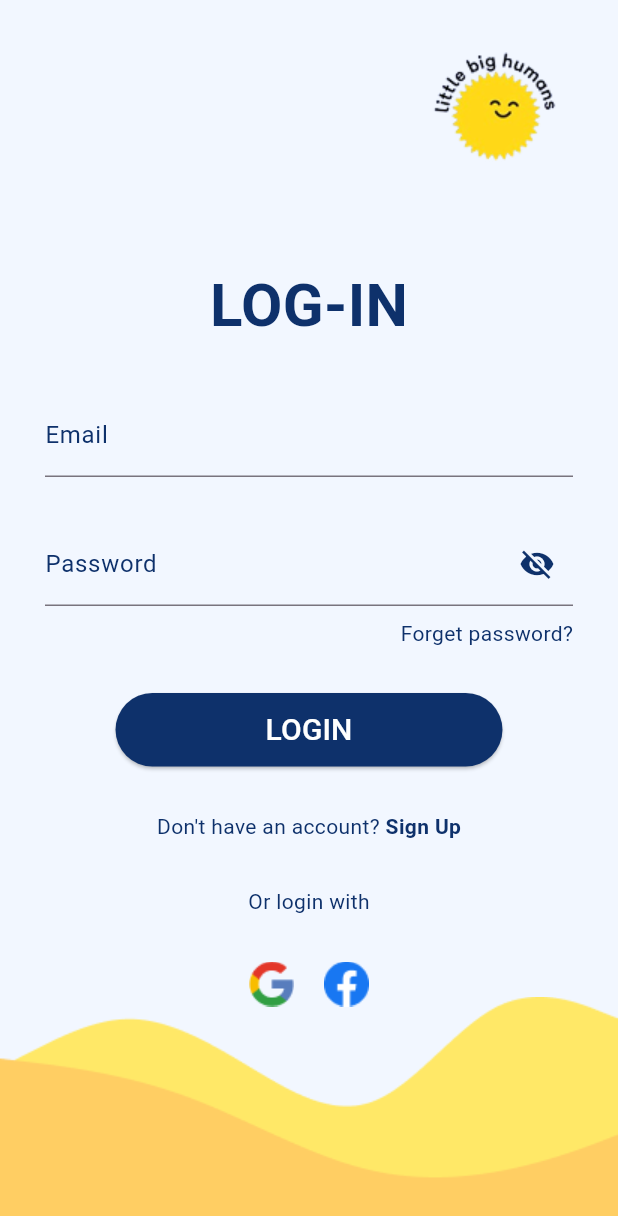
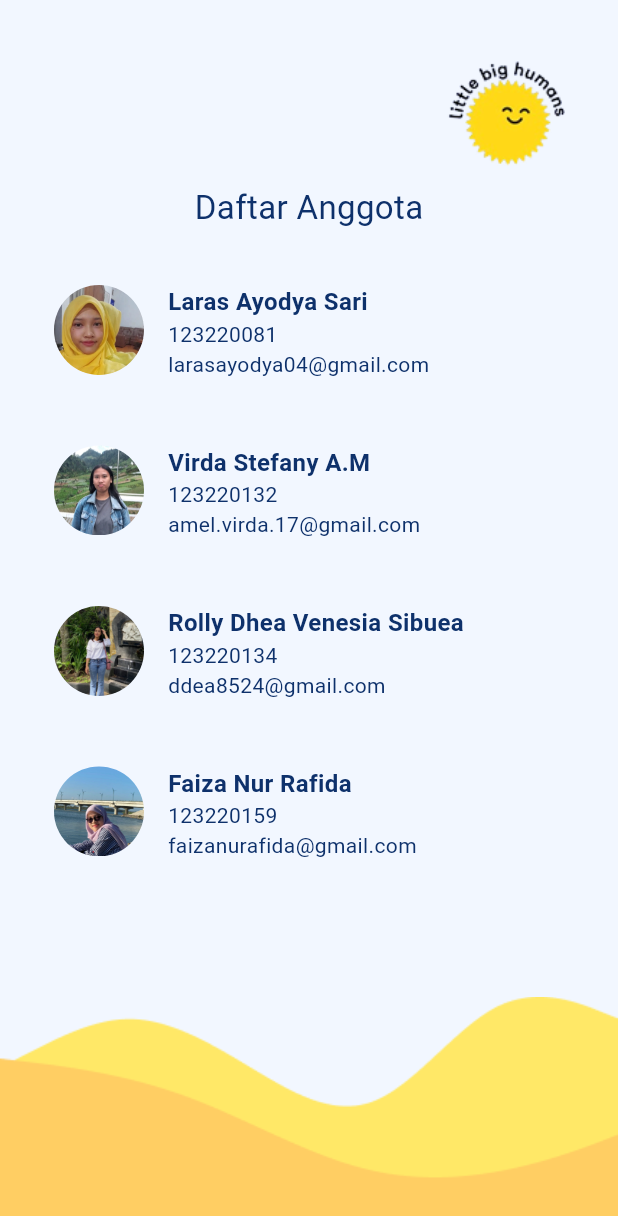
Before and after one commit to Ayazzzzzzz/Tugas3_TPM, a Flutter app: the screen it shows after launch, on a phone screen of 412 x 824 dp. Shown: the top 1216 px of the screen. Run offline on Flutter 3.47's test engine with Material 3 defaults, Android fonts, the phone set to English and light mode, and no system bars; our stand-ins replace google_fonts.

Commit message:
daftar anggota done

```diff
--- a/lib/main.dart
+++ b/lib/main.dart
@@ -1,6 +1,7 @@
 import 'package:flutter/material.dart';
 import 'package:google_fonts/google_fonts.dart';
 import 'package:tugas3_tpm/pages/cekbilangan.dart';
+import 'package:tugas3_tpm/pages/daftar_anggota.dart';
 import 'login.dart';
 import '../pages/rekomendasi_list.dart';
 
@@ -22,7 +23,7 @@ class MyApp extends StatelessWidget {
           bodyColor: const Color.fromARGB(255, 14, 49, 107),
         ),
       ),
-      home: Login(),
+      home: DaftarAnggotaPage(),
     );
   }
 }
--- /dev/null
+++ b/lib/pages/daftar_anggota.dart
@@ -0,0 +1,123 @@
+import 'package:flutter/material.dart';
+import 'package:google_fonts/google_fonts.dart';
+
+class DaftarAnggotaPage extends StatelessWidget {
+  const DaftarAnggotaPage({super.key});
+
+  @override
+  Widget build(BuildContext context) {
+    return Scaffold(
+      backgroundColor: const Color(0xFFF2F7FF),
+      body: Stack(
+        children: [
+          Align(
+            alignment: Alignment.bottomCenter,
+            child: Image.asset(
+              "asset/bg.png",
+              fit: BoxFit.cover,
+              width: double.infinity,
+            ),
+          ),
+          Padding(
+            padding:
+                const EdgeInsets.symmetric(horizontal: 24.0, vertical: 36.0),
+            child: Column(
+              crossAxisAlignment: CrossAxisAlignment.start,
+              children: [
+                Align(
+                  alignment: Alignment.topRight,
+                  child: Image.asset(
+                    "asset/logo.png",
+                    width: 100,
+                  ),
+                ),
+                const SizedBox(height: 10),
+                Center(
+                  child: Text(
+                    "Daftar Anggota",
+                    style: GoogleFonts.rubikMonoOne(
+                      fontSize: 22,
+                      color: const Color(0xFF0E316B),
+                    ),
+                  ),
+                ),
+                const SizedBox(height: 24),
+                _buildAnggotaItem(
+                  image: "asset/ayas.jpg",
+                  nama: "Laras Ayodya Sari",
+                  nim: "123220081",
+                  email: "larasayodya04@gmail.com",
+                ),
+                _buildAnggotaItem(
+                  image: "asset/virda.jpg",
+                  nama: "Virda Stefany A.M",
+                  nim: "123220132",
+                  email: "amel.virda.17@gmail.com",
+                ),
+                _buildAnggotaItem(
+                  image: "asset/dhea.jpg",
+                  nama: "Rolly Dhea Venesia Sibuea",
+                  nim: "123220134",
+                  email: "ddea8524@gmail.com",
+                ),
+                _buildAnggotaItem(
+                  image: "asset/faiza.jpg",
+                  nama: "Faiza Nur Rafida",
+                  nim: "123220159",
+                  email: "faizanurafida@gmail.com",
+                ),
+              ],
+            ),
+          ),
+        ],
+      ),
+    );
+  }
+
+  Widget _buildAnggotaItem({
+    required String image,
+    required String nama,
+    required String nim,
+    required String email,
+  }) {
+    return Container(
+      margin: const EdgeInsets.only(bottom: 20),
+      padding: const EdgeInsets.all(12),
+      decoration: BoxDecoration(
+        color: const Color(0xFFF2F7FF),
+      ),
+      child: Row(
+        crossAxisAlignment: CrossAxisAlignment.start,
+        children: [
+          ClipRRect(
+            borderRadius: BorderRadius.circular(100),
+            child: Image.asset(
+              image,
+              width: 60,
+              height: 60,
+              fit: BoxFit.cover,
+            ),
+          ),
+          const SizedBox(width: 16),
+          Expanded(
+            child: Column(
+              crossAxisAlignment: CrossAxisAlignment.start,
+              children: [
+                Text(
+                  nama,
+                  style: const TextStyle(
+                    fontWeight: FontWeight.bold,
+                    color: Color(0xFF0E316B),
+                    fontSize: 16,
+                  ),
+                ),
+                Text(nim),
+                Text(email),
+              ],
+            ),
+          ),
+        ],
+      ),
+    );
+  }
+}
```
Also changed, not shown: pubspec.yaml (line endings or trailing spaces).
